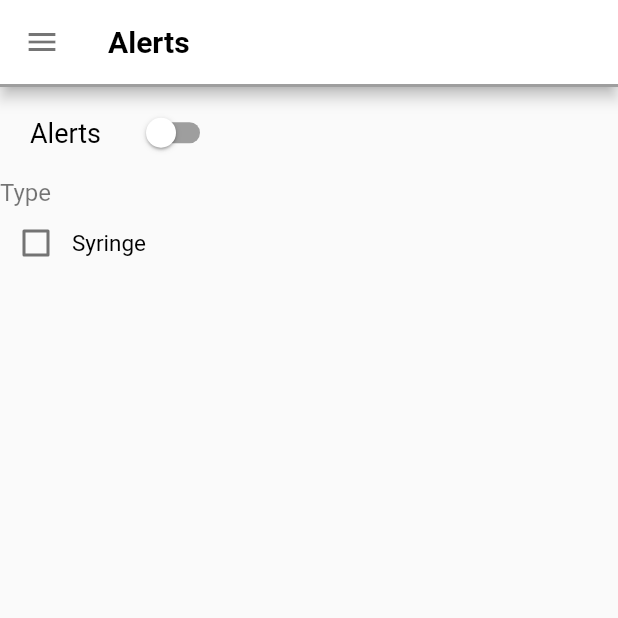
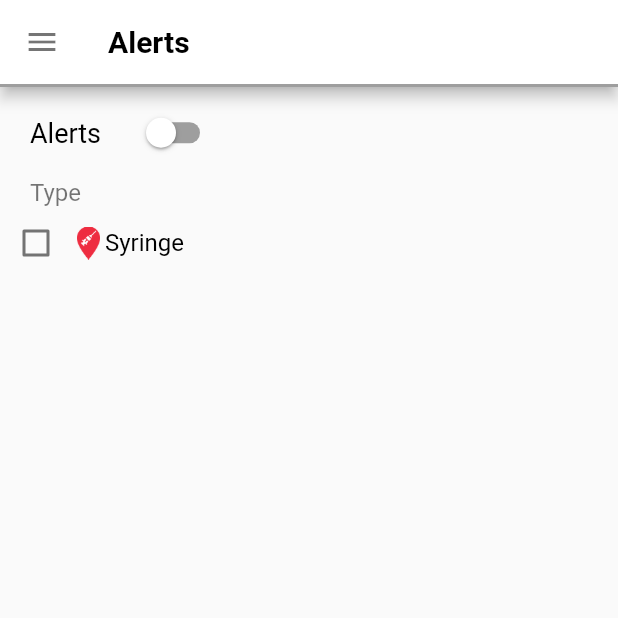
Before and after one commit to bryanpei/dsc-neu-safer-transportation, a Flutter app: the Home screen opened by its route, after a tap on the "menu" icon, after a tap on "alerts", on a phone screen of 412 x 824 dp, the top half of it. Run offline on Flutter 3.47's test engine with Material 2 defaults, Android fonts, the phone set to English and light mode, and no system bars; our stand-ins replace firebase_auth, geolocator, google_maps_flutter; accounts and stored records are empty; network calls fail.

Commit message:
Added icon in a checkbox

```diff
--- a/lib/screens/alerts.dart
+++ b/lib/screens/alerts.dart
@@ -36,12 +36,13 @@ class _AlertsState extends State {
             ),
             drawer: Menu(),
             body: Center(
-                child: Column(children: <Widget>[
+                child: Column(
+                  children: <Widget>[
                   // The header, which includes Alerts and toggle switch
                   Container(
                     child: Row(
-                      mainAxisAlignment: MainAxisAlignment.start,
-                      crossAxisAlignment: CrossAxisAlignment.center,
+                      //mainAxisAlignment: MainAxisAlignment.start,
+                      //crossAxisAlignment: CrossAxisAlignment.center,
                       children: <Widget>[
                         // The header: Alerts
                         Container(
@@ -58,19 +59,19 @@ class _AlertsState extends State {
                       ],
                     ),
                   ),
-                  // The alerts setting, which would be hidden when switch is OFF
-                  Column(
-                    mainAxisAlignment: MainAxisAlignment.start,
-                    crossAxisAlignment: CrossAxisAlignment.start,
-                    children: <Widget>[
+                  // Container for the 'Type' header
                   Container(
-                      padding: EdgeInsets.only(right: 20.0),
+                    alignment: Alignment.centerLeft,
+                    margin: EdgeInsets.only(left: 20.0),
                     child: Text('Type', style: TextStyle(
                       fontSize: 16.0,
                       color: Colors.black54
                     ),),
                   ),
-                    Row( children: <Widget>[
+                    // Container for the alerts setting
+                    Container(
+                        child: Row(
+                          children: <Widget>[
                           Checkbox(
                             value: checkBoxValue,
                             activeColor: Colors.black,
@@ -80,14 +81,22 @@ class _AlertsState extends State {
                               });
                               },
                           ),
-                      Text('Syringe', style: TextStyle(
-                        fontSize: 15.0,
+                          Container(
+                            width: 22.0,
+                            height: 22.0,
+                            child: SizedBox(
+                              child: Image.asset('assets/images/icon-syringe.png')
+                            )
+                          ),
+                          Container(
+                              child: Text('Syringe', style: TextStyle(
+                                  fontSize: 16.0,
                                   color: Colors.black
                               ),)
+                          )
                         ],
                         )
-                  ],)
-                ],)
+                    )],)
             )
         )
     );
```
Lines whose indentation alone changed are shown as unchanged.
